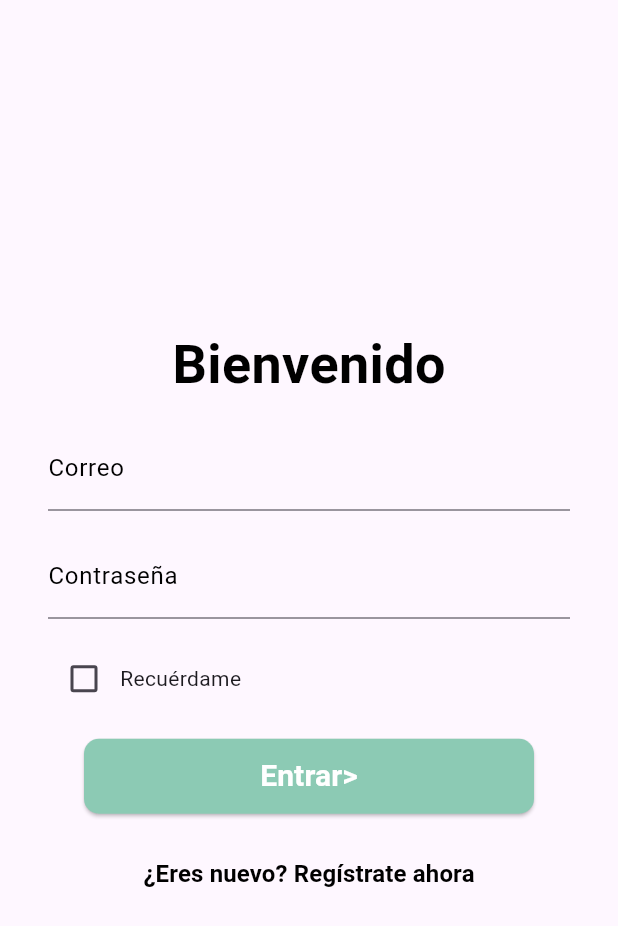
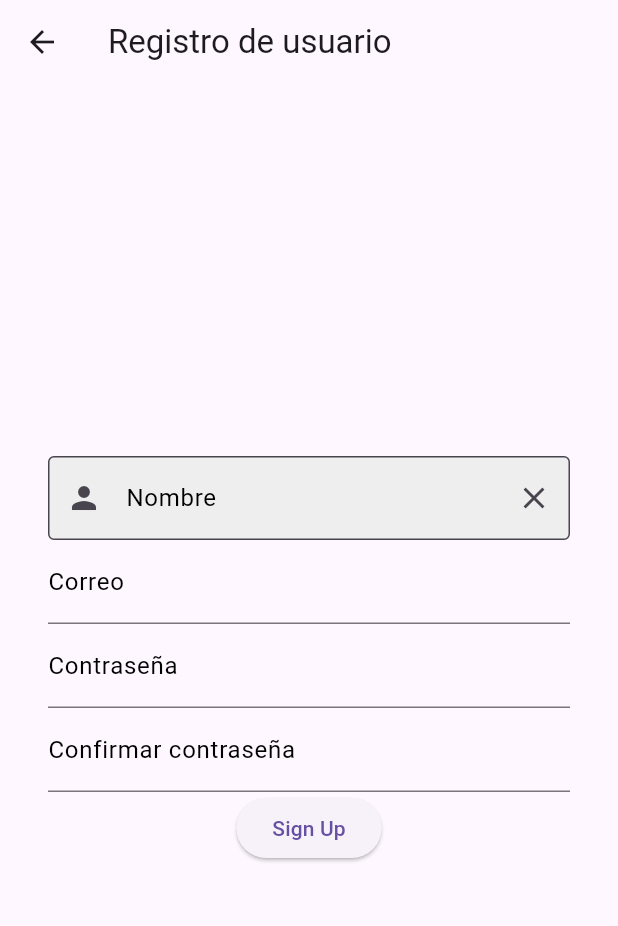
Before and after one commit to ElAx7/ProyectoMoviles, a Flutter app: the screen it shows after launch, after a tap on "¿Eres nuevo? Regístrate ahora", on a phone screen of 412 x 824 dp. Shown: the top 926 px of the screen. Run offline on Flutter 3.47's test engine with Material 3 defaults, Android fonts, the phone set to English and light mode, and no system bars.

Commit message:
Update screen signup

```diff
--- a/lib/login_page.dart
+++ /dev/null
@@ -1,134 +0,0 @@
-import 'package:flutter/material.dart';
-import 'package:proyeto_moviles/home_page.dart';
-
-class LoginPage extends StatelessWidget {
-  @override
-  Widget build(BuildContext context) {
-    return Scaffold(
-      body: LoginScreen(),
-    );
-  }
-}
-
-class LoginScreen extends StatefulWidget {
-  @override
-  _LoginScreenState createState() => _LoginScreenState();
-}
-
-class _LoginScreenState extends State<LoginScreen> {
-  String _email = "";
-  String _password = "";
-  bool _rememberMe = false;
-
-  final _emailController = TextEditingController();
-  final _passwordController = TextEditingController();
-
-  @override
-  Widget build(BuildContext context) {
-    return Container(
-      padding: EdgeInsets.all(32),
-      child: Column(
-        mainAxisAlignment: MainAxisAlignment.center,
-        children: [
-          Text(
-            "Bienvenido",
-            style: TextStyle(
-              fontSize: 36,
-              fontWeight: FontWeight.bold,
-              color: Colors.black,
-              // Color personalizado
-            ),
-          ),
-          SizedBox(height: 16),
-          TextField(
-            controller: _emailController,
-            decoration: InputDecoration(
-              labelText: "Correo",
-              labelStyle: TextStyle(
-                color: Colors.black, // Color personalizado
-              ),
-            ),
-            onChanged: (value) {
-              setState(() {
-                _email = value;
-              });
-            },
-          ),
-          SizedBox(height: 16),
-          TextField(
-            controller: _passwordController,
-            decoration: InputDecoration(
-              labelText: "Contraseña",
-              labelStyle: TextStyle(
-                color: Colors.black, // Color personalizado
-              ),
-            ),
-            onChanged: (value) {
-              setState(() {
-                _password = value;
-              });
-            },
-            obscureText: true,
-          ),
-          SizedBox(height: 16),
-          Row(
-            children: [
-              Checkbox(
-                value: _rememberMe,
-                onChanged: (value) {
-                  setState(() {
-                    _rememberMe = value!;
-                  });
-                },
-              ),
-              Text(
-                "Recuérdame", // Color personalizado
-                textAlign: TextAlign.center,
-              ),
-            ],
-          ),
-          SizedBox(height: 16),
-          ElevatedButton(
-            onPressed: () {
-              // Aquí podrías implementar la lógica de inicio de sesión
-              // utilizando los valores de _email, _password y _rememberMe
-              Navigator.push(
-                context,
-                MaterialPageRoute(builder: (context) => HomePage()),
-              );
-            },
-            style: ElevatedButton.styleFrom(
-              backgroundColor: Color(0xFF8CCAB4), // Color personalizado
-              minimumSize: Size(300, 50),
-              shape: RoundedRectangleBorder(
-                borderRadius: BorderRadius.circular(10),
-              ),
-            ),
-            child: Text(
-              "Entrar>",
-              style: TextStyle(
-                fontSize: 20,
-                fontWeight: FontWeight.bold,
-                color: Colors.white,
-              ),
-            ),
-          ),
-          SizedBox(height: 16),
-          TextButton(
-            onPressed: () {
-              // Aquí podrías implementar la navegación a la página de registro
-            },
-            child: Text(
-              "¿Eres nuevo? Regístrate ahora",
-              style: TextStyle(
-                fontSize: 16,
-                fontWeight: FontWeight.bold,
-                color: Colors.black, // Color personalizado
-              ),
-            ),
-          ),
-        ],
-      ),
-    );
-  }
-}
--- a/lib/main.dart
+++ b/lib/main.dart
@@ -1,5 +1,5 @@
 import 'package:flutter/material.dart';
-import 'package:proyeto_moviles/login_page.dart';
+import 'package:proyeto_moviles/screens/auth/login_page.dart';
 
 void main() => runApp(const MyApp());
 
--- /dev/null
+++ b/lib/screens/auth/login_page.dart
@@ -0,0 +1,138 @@
+import 'package:flutter/material.dart';
+import 'package:proyeto_moviles/screens/auth/signup_page.dart';
+import 'package:proyeto_moviles/screens/home/home_page.dart';
+
+class LoginPage extends StatelessWidget {
+  @override
+  Widget build(BuildContext context) {
+    return Scaffold(
+      body: LoginScreen(),
+    );
+  }
+}
+
+class LoginScreen extends StatefulWidget {
+  @override
+  _LoginScreenState createState() => _LoginScreenState();
+}
+
+class _LoginScreenState extends State<LoginScreen> {
+  String _email = "";
+  String _password = "";
+  bool _rememberMe = false;
+
+  final _emailController = TextEditingController();
+  final _passwordController = TextEditingController();
+
+  @override
+  Widget build(BuildContext context) {
+    return Container(
+      padding: EdgeInsets.all(32),
+      child: Column(
+        mainAxisAlignment: MainAxisAlignment.center,
+        children: [
+          Text(
+            "Bienvenido",
+            style: TextStyle(
+              fontSize: 36,
+              fontWeight: FontWeight.bold,
+              color: Colors.black,
+              // Color personalizado
+            ),
+          ),
+          SizedBox(height: 16),
+          TextField(
+            controller: _emailController,
+            decoration: InputDecoration(
+              labelText: "Correo",
+              labelStyle: TextStyle(
+                color: Colors.black, // Color personalizado
+              ),
+            ),
+            onChanged: (value) {
+              setState(() {
+                _email = value;
+              });
+            },
+          ),
+          SizedBox(height: 16),
+          TextField(
+            controller: _passwordController,
+            decoration: InputDecoration(
+              labelText: "Contraseña",
+              labelStyle: TextStyle(
+                color: Colors.black, // Color personalizado
+              ),
+            ),
+            onChanged: (value) {
+              setState(() {
+                _password = value;
+              });
+            },
+            obscureText: true,
+          ),
+          SizedBox(height: 16),
+          Row(
+            children: [
+              Checkbox(
+                value: _rememberMe,
+                onChanged: (value) {
+                  setState(() {
+                    _rememberMe = value!;
+                  });
+                },
+              ),
+              Text(
+                "Recuérdame", // Color personalizado
+                textAlign: TextAlign.center,
+              ),
+            ],
+          ),
+          SizedBox(height: 16),
+          ElevatedButton(
+            onPressed: () {
+              // Aquí podrías implementar la lógica de inicio de sesión
+              // utilizando los valores de _email, _password y _rememberMe
+              Navigator.push(
+                context,
+                MaterialPageRoute(builder: (context) => HomePage()),
+              );
+            },
+            style: ElevatedButton.styleFrom(
+              backgroundColor: Color(0xFF8CCAB4), // Color personalizado
+              minimumSize: Size(300, 50),
+              shape: RoundedRectangleBorder(
+                borderRadius: BorderRadius.circular(10),
+              ),
+            ),
+            child: Text(
+              "Entrar>",
+              style: TextStyle(
+                fontSize: 20,
+                fontWeight: FontWeight.bold,
+                color: Colors.white,
+              ),
+            ),
+          ),
+          SizedBox(height: 16),
+          TextButton(
+            onPressed: () {
+              Navigator.push(
+                context,
+                MaterialPageRoute(builder: (context) => SignupPage()),
+              );
+            },
+            child: Text(
+              "¿Eres nuevo? Regístrate ahora",
+              style: TextStyle(
+                fontSize: 16,
+                fontWeight: FontWeight.bold,
+                color: Colors.black, // Color personalizado
+              ),
+            ),
+          ),
+        ],
+      ),
+    );
+  }
+}
--- /dev/null
+++ b/lib/screens/auth/signup_page.dart
@@ -0,0 +1,65 @@
+import 'package:flutter/material.dart';
+import 'package:proyeto_moviles/screens/auth/login_page.dart';
+
+import '../../utils/custom_textfield.dart';
+
+class SignupPage extends StatelessWidget {
+  const SignupPage({Key? key}) : super(key: key);
+
+  @override
+  Widget build(BuildContext context) {
+    return Scaffold(
+      appBar: AppBar(
+        title: const Text('Registro de usuario'),
+      ),
+      body: Center(
+        child: Padding(
+          padding: EdgeInsets.all(32),
+          child: Column(
+            mainAxisAlignment: MainAxisAlignment.center,
+            children: [
+              TextField(
+                decoration: customInputDecoration(labelText: 'Nombre', prefixIcon: Icons.person)
+              ),
+              TextField(
+                decoration: InputDecoration(
+                  labelText: 'Correo',
+                  labelStyle: TextStyle(
+                    color: Colors.black,
+                  ),
+                ),
+              ),
+              TextField(
+                decoration: InputDecoration(
+                  labelText: 'Contraseña',
+                  labelStyle: TextStyle(
+                    color: Colors.black,
+                  ),
+                ),
+              ),
+              TextField(
+                decoration: InputDecoration(
+                  labelText: 'Confirmar contraseña',
+                  labelStyle: TextStyle(
+                    color: Colors.black,
+                  ),
+                ),
+              ),
+              ElevatedButton(
+                onPressed: () {
+                  Navigator.push(
+                    context,
+                    MaterialPageRoute(
+                      builder: (context) => LoginPage(),
+                    ),
+                  );
+                },
+                child: Text('Sign Up'),
+              ),
+            ],
+          ),
+        ),
+      ),
+    );
+  }
+}
--- /dev/null
+++ b/lib/utils/custom_textfield.dart
@@ -0,0 +1,26 @@
+import 'package:flutter/material.dart';
+
+InputDecoration customInputDecoration({
+  String? labelText,
+  IconData? prefixIcon,
+}) {
+  return InputDecoration(
+    labelText: labelText,
+    labelStyle: TextStyle(
+      color: Colors.black,
+    ),
+    border: OutlineInputBorder(),
+    focusedBorder: OutlineInputBorder(
+      borderSide: BorderSide(color: Colors.blue),
+    ),
+    filled: true,
+    fillColor: Colors.grey[200],
+    prefixIcon: prefixIcon != null ? Icon(prefixIcon) : null,
+    suffixIcon: IconButton(
+      icon: Icon(Icons.clear),
+      onPressed: () {
+        // Lógica para limpiar el contenido del TextField
+      },
+    ),
+  );
+}
```
Also changed, not shown: lib/screens/home/home_page.dart (renamed from lib/home_page.dart), 3 other files.
